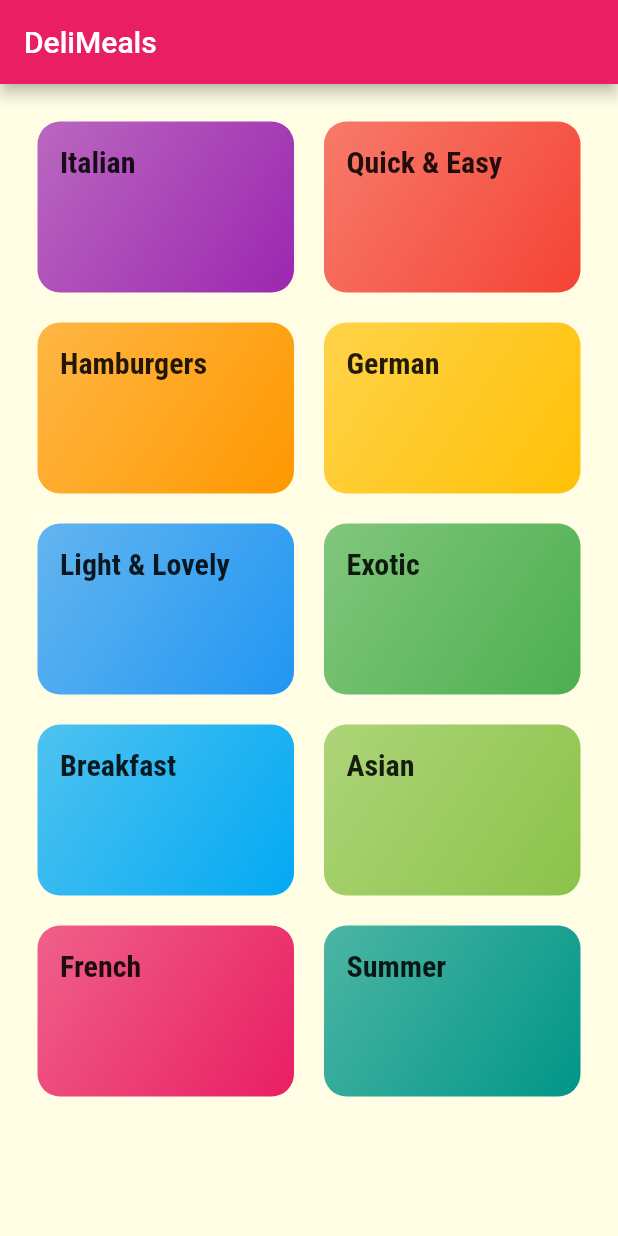
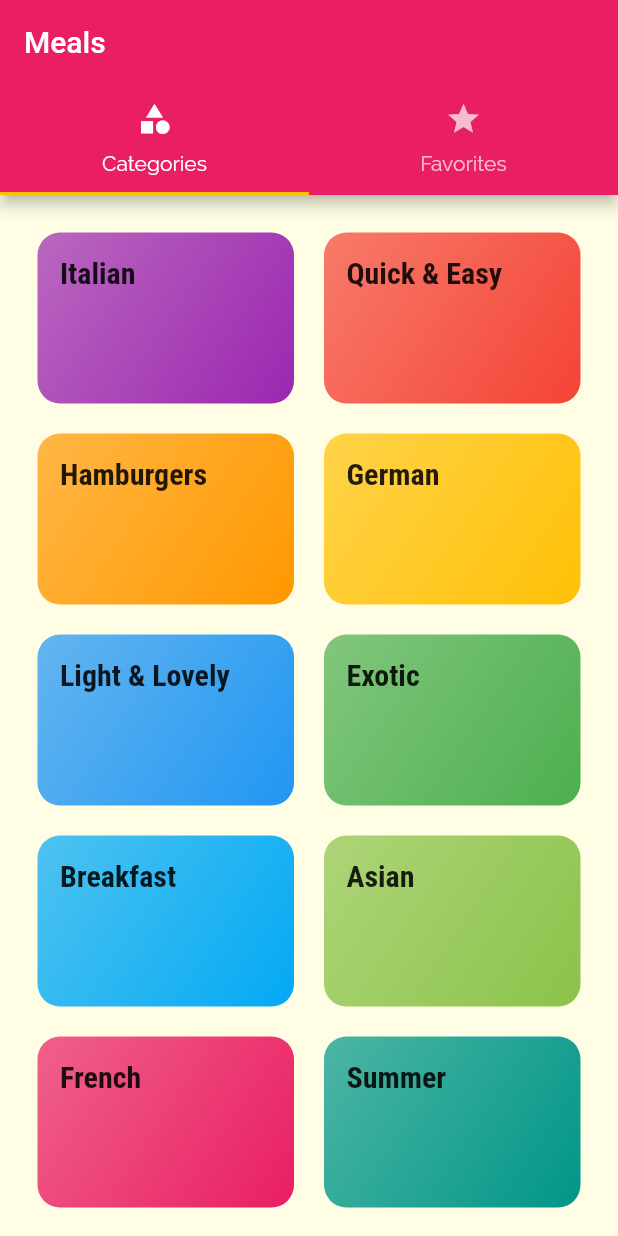
Before and after one commit to Ru2Lu/flutter-practice, a Flutter app: the screen it shows after launch, on a phone screen of 412 x 824 dp. Run offline on Flutter 3.47's test engine with Material 2 defaults, Android fonts, the phone set to English and light mode, and no system bars.

Commit message:
Added appbar for switching pages

```diff
--- a/meals/lib/main.dart
+++ b/meals/lib/main.dart
@@ -1,5 +1,6 @@
 import 'package:flutter/material.dart';
 
+import './screens/tabs_screen.dart';
 import './screens/meal_detail_screen.dart';
 import './screens/category_meals_screen.dart';
 import './screens/categories_screen.dart';
@@ -36,7 +37,7 @@ class MyApp extends StatelessWidget {
       // home: CategoriesScreen(),
       initialRoute: '/',
       routes: {
-        '/': (ctx) => CategoriesScreen(),
+        '/': (ctx) => TabsScreen(),
         CategoryMealsScreen.routeName: (ctx) => CategoryMealsScreen(),
         MealDetailScreen.routeName: (ctx) => MealDetailScreen(),
       },
--- a/meals/lib/screens/categories_screen.dart
+++ b/meals/lib/screens/categories_screen.dart
@@ -6,11 +6,7 @@ import '../widgets/category_item.dart';
 class CategoriesScreen extends StatelessWidget {
   @override
   Widget build(BuildContext context) {
-    return Scaffold(
-      appBar: AppBar(
-        title: const Text('DeliMeals'),
-      ),
-      body: GridView(
+    return GridView(
       padding: const EdgeInsets.all(25),
       children: DUMMY_CATEGORIES
           .map((catData) => CategoryItem(
@@ -25,7 +21,6 @@ class CategoriesScreen extends StatelessWidget {
         crossAxisSpacing: 20,
         mainAxisSpacing: 20,
       ),
-      ),
     );
   }
 }
--- /dev/null
+++ b/meals/lib/screens/favorites_screen.dart
@@ -0,0 +1,10 @@
+import 'package:flutter/material.dart';
+
+class FavoritesScreen extends StatelessWidget {
+  @override
+  Widget build(BuildContext context) {
+    return Center(
+      child: Text('The Favorites!'),
+    );
+  }
+}
--- /dev/null
+++ b/meals/lib/screens/tabs_screen.dart
@@ -0,0 +1,29 @@
+import 'package:flutter/material.dart';
+
+import './categories_screen.dart';
+import './favorites_screen.dart';
+
+class TabsScreen extends StatefulWidget {
+  @override
+  State<TabsScreen> createState() => _TabsScreenState();
+}
+
+class _TabsScreenState extends State<TabsScreen> {
+  @override
+  Widget build(BuildContext context) {
+    return DefaultTabController(
+        length: 2,
+        initialIndex: 0,
+        child: Scaffold(
+            appBar: AppBar(
+                title: Text('Meals'),
+                bottom: TabBar(tabs: <Widget>[
+                  Tab(icon: Icon(Icons.category), text: 'Categories'),
+                  Tab(icon: Icon(Icons.star), text: 'Favorites'),
+                ])),
+            body: TabBarView(children: <Widget>[
+              CategoriesScreen(),
+              FavoritesScreen(),
+            ])));
+  }
+}
```
Lines whose indentation alone changed are shown as unchanged.
